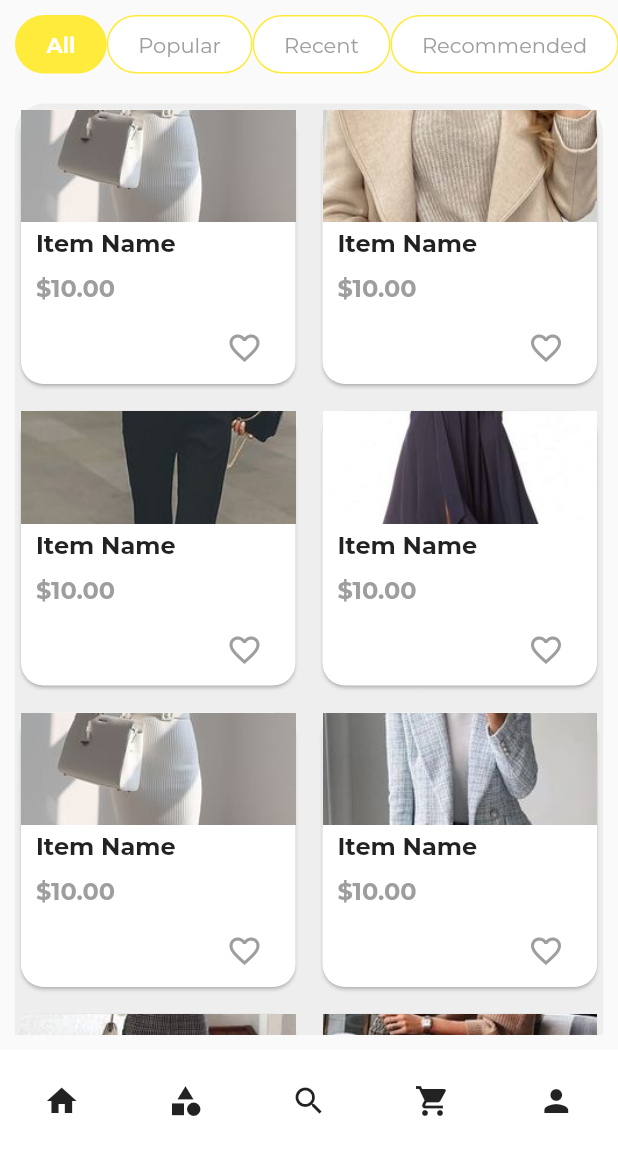
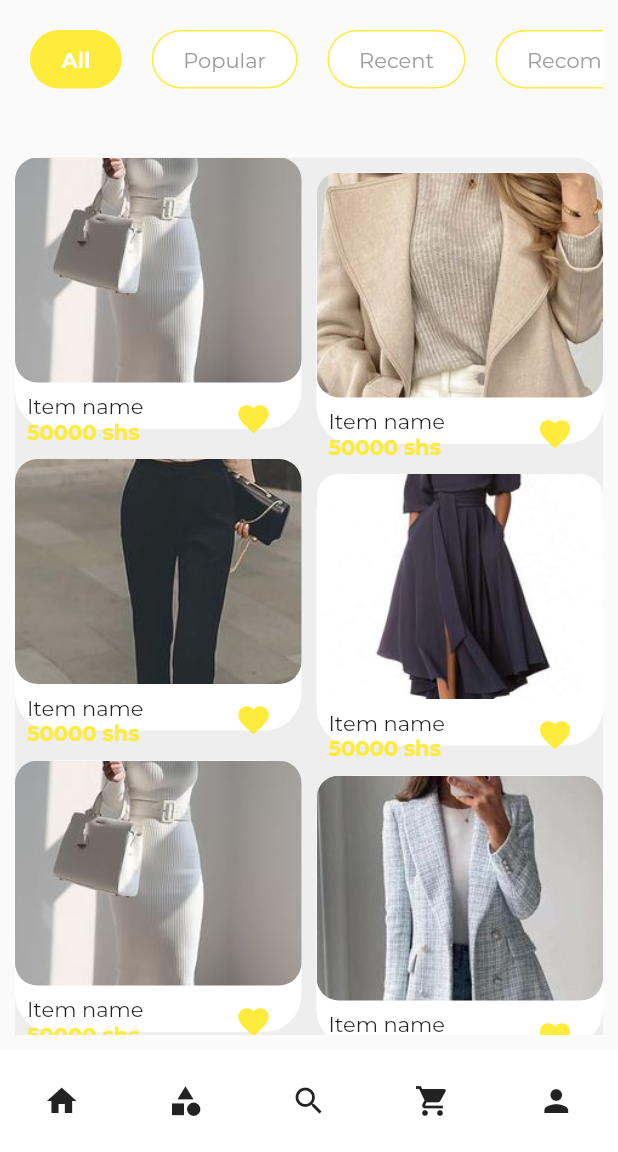
Before and after one commit to makangachristopher/Boutique, a Flutter app: the HomeScreen screen opened by its route, on a phone screen of 412 x 824 dp, the part 84-1236 px from its top. Run offline on Flutter 3.47's test engine with Material 2 defaults, Android fonts, the phone set to English and light mode, and no system bars; our stand-ins replace carousel_slider, country_code_picker, google_fonts.

Commit message:
Version 1.0.1

```diff
--- a/lib/components/items_list.dart
+++ b/lib/components/items_list.dart
@@ -1,5 +1,5 @@
 import 'package:flutter/material.dart';
-
+import '../../../constants.dart';
 
 class BuildItemList extends StatelessWidget {
   const BuildItemList({Key? key, required this.items}) : super(key: key);
@@ -12,81 +12,86 @@ class BuildItemList extends StatelessWidget {
       child: Container(
         decoration: BoxDecoration(
           color: Colors.grey[200],
-          borderRadius: BorderRadius.only(
+          borderRadius: const BorderRadius.only(
             topLeft: Radius.circular(20.0),
             topRight: Radius.circular(20.0),
           ),
         ),
-        margin: EdgeInsets.symmetric(horizontal: 10.0, vertical: 10.0),
+        margin: const EdgeInsets.symmetric(horizontal: 10.0, vertical: 10.0),
         child: GridView.builder(
-          gridDelegate: SliverGridDelegateWithFixedCrossAxisCount(
+          gridDelegate: const SliverGridDelegateWithFixedCrossAxisCount(
             crossAxisCount: 2,
             crossAxisSpacing: 10.0,
             mainAxisSpacing: 10.0,
           ),
           itemCount: items.length,
           itemBuilder: (context, index) {
-            return Card(
-              shape: RoundedRectangleBorder(
-                borderRadius: BorderRadius.circular(15.0),
+            return GestureDetector(
+              onTap: () {
+                // Navigator.push(context, MaterialPageRoute(builder: (context) => ProductDetailsScreen));
+              },
+              child: Expanded(
+                child: Container(
+                  decoration: BoxDecoration(
+                    borderRadius: BorderRadius.circular(25),
+                    color: Colors.white,
                   ),
+                  margin: EdgeInsets.only(
+                      top: index.isOdd ? 10 : 0, bottom: index.isOdd ? 0 : 10),
                   child: Column(
                     crossAxisAlignment: CrossAxisAlignment.start,
-                children: [
-                  Expanded(
+                    children: <Widget>[
+                      Container(
+                        height: 150.0,
+                        child: Hero(
+                          tag: index,
+                          child: ClipRRect(
+                            borderRadius: BorderRadius.circular(15.0),
                             child: Image.asset(
                               items[index],
                               fit: BoxFit.cover,
                               width: double.infinity,
                             ),
                           ),
-                  Padding(
-                    padding: const EdgeInsets.symmetric(
-                      horizontal: 10.0,
-                      vertical: 5.0,
-                    ),
-                    child: Text(
-                      'Item Name',
-                      style: TextStyle(
-                        fontSize: 16.0,
-                        fontWeight: FontWeight.bold,
-                      ),
                         ),
                       ),
                       Padding(
                         padding: const EdgeInsets.symmetric(
-                      horizontal: 10.0,
-                      vertical: 5.0,
+                            horizontal: kDefaultPadding * 0.4),
+                        child: Row(
+                          mainAxisAlignment: MainAxisAlignment.spaceBetween,
+                          children: [
+                            Column(
+                              crossAxisAlignment: CrossAxisAlignment.start,
+                              children: const [
+                                Text(
+                                  'Item name',
                                 ),
-                    child: Text(
-                      '\$10.00',
+                                Text(
+                                  '50000 shs',
                                   style: TextStyle(
-                        fontSize: 16.0,
-                        fontWeight: FontWeight.bold,
-                        color: Colors.grey,
+                                      color: Colors.yellow,
+                                      fontWeight: FontWeight.bold),
+                                )
+                              ],
                             ),
-                    ),
-                  ),
-                  Padding(
-                    padding: const EdgeInsets.only(right: 10.0),
-                    child: Row(
-                      mainAxisAlignment: MainAxisAlignment.end,
-                      children: [
                             IconButton(
                                 onPressed: () {},
-                          icon: Icon(
-                            Icons.favorite_border,
-                            color: Colors.grey,
+                                icon: const Icon(
+                                  Icons.favorite,
+                                  color: Colors.yellow,
+                                ))
+                          ],
                         ),
-                        ),
+                      )
                     ],
                   ),
                 ),
-                ],
               ),
             );
           },
         ),
       ),
     );
-  }}
+  }
+}
--- a/lib/screens/cart_screen.dart
+++ b/lib/screens/cart_screen.dart
@@ -82,7 +82,9 @@ class Payment_button extends StatelessWidget {
         Padding(
           padding: const EdgeInsets.all(20.0),
           child: TextButton(
-            onPressed: () {},
+            onPressed: () {
+              Navigator.pushNamed(context, '/checkout');
+            },
             style: ButtonStyle(
               backgroundColor: MaterialStateProperty.all<Color>(Colors.yellow),
               shape: MaterialStateProperty.all<RoundedRectangleBorder>(
--- a/lib/screens/home_screen.dart
+++ b/lib/screens/home_screen.dart
@@ -10,14 +10,21 @@ class HomeScreen extends StatefulWidget {
 }
 
 class _HomeScreenState extends State<HomeScreen> {
+  int selectedIndex = 0;
 
-  int _currentTab = 0;
+  final List<String> tabTitles = [
+    'All',
+    'Popular',
+    'Recent',
+    'Recommended',
+  ];
 
-  void _onTabSelected(int index) {
-    setState(() {
-      _currentTab = index;
-    });
-  }
+
+  // void _onTabSelected(int index) {
+  //   setState(() {
+  //     _currentTab = index;
+  //   });
+  // }
   List<String> _items =
       List.generate(40, (index) => 'assets/images/item${index % 10}.jpg');
 
@@ -52,24 +59,39 @@ class _HomeScreenState extends State<HomeScreen> {
         body: Column(crossAxisAlignment: CrossAxisAlignment.stretch, children: [
           Padding(
             padding: EdgeInsets.symmetric(horizontal: 10.0, vertical: 10.0),
-            child: Row(
-              mainAxisAlignment: MainAxisAlignment.spaceBetween,
+            child: Column(
+              crossAxisAlignment: CrossAxisAlignment.start,
               children: [
-                BuildTabItem(title: 'All',
-                  index: 0,
-                  onTabSelected: _onTabSelected,
-                  isActive: _currentTab == 0,),
-                BuildTabItem(title: 'Popular', index: 1,
-                  onTabSelected: _onTabSelected,
-                  isActive: _currentTab == 1,),
-                BuildTabItem(title: 'Recent', index: 2,
-                  onTabSelected: _onTabSelected,
-                  isActive: _currentTab == 2,),
-                BuildTabItem(title: 'Recommended', index: 3,
-                  onTabSelected: _onTabSelected,
-                  isActive: _currentTab == 3,),
+                SingleChildScrollView(
+                  scrollDirection: Axis.horizontal,
+                  child: Row(
+                    children: tabTitles.asMap().entries.map((entry) {
+                      final int index = entry.key;
+                      final String title = entry.value;
+
+                      return Padding(
+                        padding: const EdgeInsets.all(10.0),
+                        child: BuildTabItem(
+                          title: title,
+                          index: index,
+                          onTabSelected: (index) {
+                            setState(() {
+                              selectedIndex = index;
+                            });
+                          },
+                          isActive: selectedIndex == index,
+                        ),
+                      );
+                    }).toList(),
+                  ),
+                ),
+                const SizedBox(height: 16.0),
+                // Text(
+                //   'Selected tab: ${tabTitles[selectedIndex]}',
+                //   style: TextStyle(fontSize: 20.0),
+                // ),
               ],
-            ),
+            )
           ),
           BuildItemList(
             items: _items,
```
Also changed, not shown: lib/components/titleBar.dart (+75 -137 lines), lib/screens/product_details_screen.dart (+15 -4 lines), lib/components/tab_items.dart (line endings or trailing spaces). Lines whose indentation alone changed are shown as unchanged.
